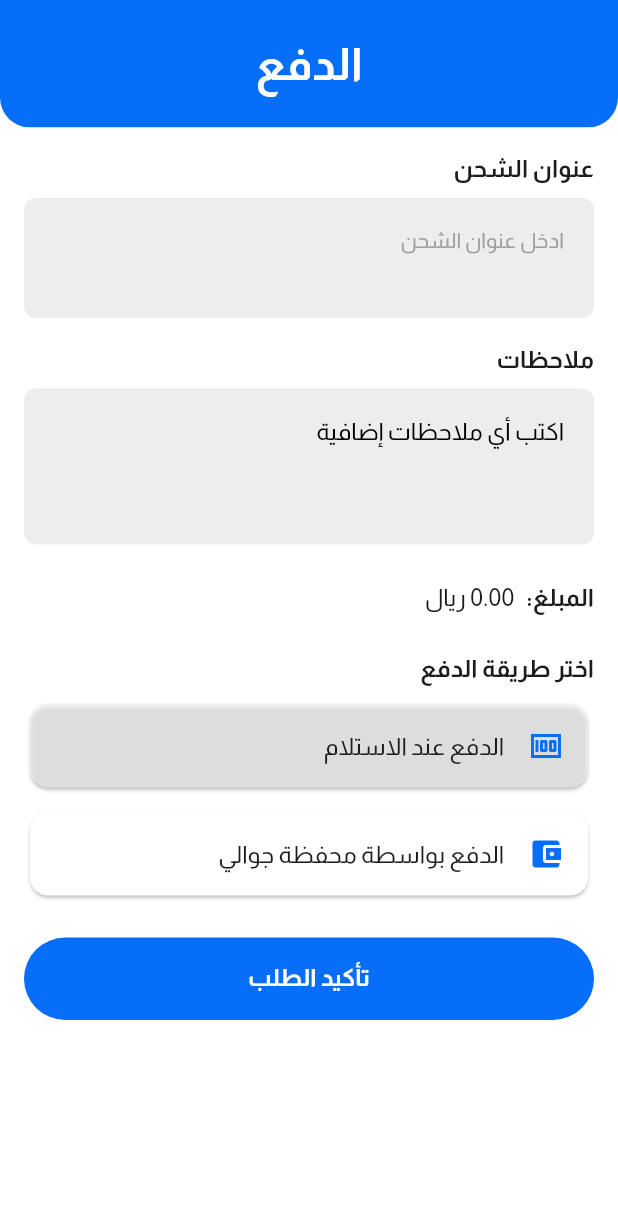
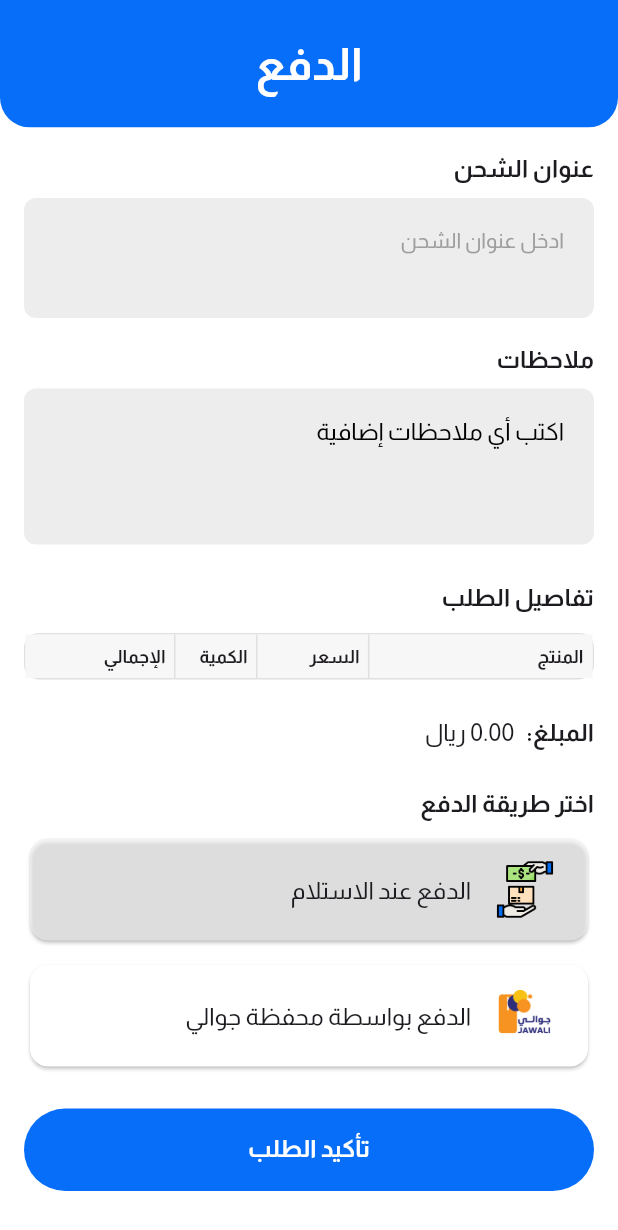
Before and after one commit to E-commerce-CS22/Flutter-app, a Flutter app: the PaymentPage screen opened directly with empty values, on a phone screen of 412 x 824 dp. Shown: the top 1230 px of the screen. Run offline on Flutter 3.47's test engine with Material 3 defaults, Android fonts, the phone set to English and light mode, and no system bars; our stand-ins replace bloc, connectivity_plus, curved_navigation_bar, dartz, dash_chat_2, dio and 10 more; accounts and stored records are empty; network calls fail; project files that could hold a hidden picture were left out.

Commit message:
Payment Bill>

```diff
--- a/lib/core/constants/api_urls.dart
+++ b/lib/core/constants/api_urls.dart
@@ -2,7 +2,7 @@ class ApiUrls {
 
 
   static const baseURL = "http://192.168.1.9:8000/";
-  // static const baseURL = "http://10.0.2.2:8000/";
+  // static const baseURL = "http://192.168.1.104:8000/";
   static const register = baseURL + 'api/customer/register';
   static const login = baseURL + 'api/login';
   static const logout = baseURL + 'api/customer/logout';
--- a/lib/features/payment/presentaion/pages/payment_page.dart
+++ b/lib/features/payment/presentaion/pages/payment_page.dart
@@ -12,6 +12,7 @@ import '../../../orders/presentation/blocs/create_order_bloc/create_order_cubit.
 class PaymentPage extends StatefulWidget {
   final double total;
   final List<CartItemEntity> items;
+
 
   const PaymentPage({
     super.key,
@@ -70,6 +71,8 @@ class _PaymentPageState extends State<PaymentPage> {
               ShippingAddressField(controller: _addressController),
               const SizedBox(height: 16),
               NotesField(controller: _notesController),
+              const SizedBox(height: 24),
+              InvoiceTable(items: widget.items),
               const SizedBox(height: 24),
               AmountSummary(total: widget.total,),
               const SizedBox(height: 24),
@@ -194,15 +197,128 @@ class AmountSummary extends StatelessWidget {
   }
 }
 
+class InvoiceTable extends StatelessWidget {
+  final List<CartItemEntity> items;
+
+  const InvoiceTable({super.key, required this.items});
+
+  @override
+  Widget build(BuildContext context) {
+    const TextStyle headerStyle = TextStyle(
+      fontWeight: FontWeight.bold,
+      fontSize: 12,
+    );
+    const TextStyle cellStyle = TextStyle(
+      fontSize: 11,
+    );
+
+    return Column(
+      crossAxisAlignment: CrossAxisAlignment.start,
+      children: [
+        const Text(
+          'تفاصيل الطلب',
+          style: TextStyle(fontSize: 16, fontWeight: FontWeight.bold),
+        ),
+        const SizedBox(height: 12),
+        Container(
+          decoration: BoxDecoration(
+            border: Border.all(color: Colors.grey.shade300),
+            borderRadius: BorderRadius.circular(10),
+          ),
+          child: Table(
+            border: TableBorder.symmetric(
+              inside: BorderSide(color: Colors.grey.shade300),
+            ),
+            columnWidths: const {
+              0: FlexColumnWidth(3),
+              1: FlexColumnWidth(1.5),
+              2: FlexColumnWidth(1.1),
+              3: FlexColumnWidth(2),
+            },
+            children: [
+              // Header Row
+              const TableRow(
+                decoration: BoxDecoration(color: Color(0xfff7f7f7)),
+                children: [
+                  Padding(
+                    padding: EdgeInsets.all(6.0),
+                    child: Text('المنتج', style: headerStyle, maxLines: 1, overflow: TextOverflow.ellipsis),
+                  ),
+                  Padding(
+                    padding: EdgeInsets.all(6.0),
+                    child: Text('السعر', style: headerStyle, maxLines: 1, overflow: TextOverflow.ellipsis),
+                  ),
+                  Padding(
+                    padding: EdgeInsets.all(6.0),
+                    child: Text('الكمية', style: headerStyle, maxLines: 1, overflow: TextOverflow.ellipsis),
+                  ),
+                  Padding(
+                    padding: EdgeInsets.all(6.0),
+                    child: Text('الإجمالي', style: headerStyle, maxLines: 1, overflow: TextOverflow.ellipsis),
+                  ),
+                ],
+              ),
+              // Data Rows
+              ...items.map(
+                    (item) => TableRow(
+                  children: [
+                    Padding(
+                      padding: const EdgeInsets.all(6.0),
+                      child: Text(
+                        item.name,
+                        style: cellStyle,
+                        maxLines: 1,
+                        overflow: TextOverflow.ellipsis,
+                      ),
+                    ),
+                    Padding(
+                      padding: const EdgeInsets.all(6.0),
+                      child: Text(
+                        '${item.price}',
+                        style: cellStyle,
+                        maxLines: 1,
+                        overflow: TextOverflow.ellipsis,
+                      ),
+                    ),
+                    Padding(
+                      padding: const EdgeInsets.all(6.0),
+                      child: Text(
+                        '${item.quantity}',
+                        style: cellStyle,
+                        maxLines: 1,
+                        overflow: TextOverflow.ellipsis,
+                      ),
+                    ),
+                    Padding(
+                      padding: const EdgeInsets.all(6.0),
+                      child: Text(
+                        '${item.price * item.quantity}',
+                        style: cellStyle,
+                        maxLines: 1,
+                        overflow: TextOverflow.ellipsis,
+                      ),
+                    ),
+                  ],
+                ),
+              ),
+            ],
+          ),
+        ),
+      ],
+    );
+  }
+}
+
+
 class PaymentMethodCard extends StatelessWidget {
-  final IconData icon;
+  final String imagePath; // المسار للصورة
   final String text;
   final bool isSelected;
   final VoidCallback onTap;
 
   const PaymentMethodCard({
     Key? key,
-    required this.icon,
+    required this.imagePath,
     required this.text,
     required this.isSelected,
     required this.onTap,
@@ -217,9 +333,17 @@ class PaymentMethodCard extends StatelessWidget {
         shape: RoundedRectangleBorder(
           borderRadius: BorderRadius.circular(12),
         ),
-        child: ListTile(
-          leading: Icon(icon, color: AppColors.primary),
-          title: Text(text),
+        child: Padding(
+          padding: const EdgeInsets.all(6.0),
+          child: ListTile(
+            leading: Image.asset(
+              imagePath,
+              width: 40,
+              height: 40,
+              fit: BoxFit.contain,
+            ),
+            title: Text(text),
+          ),
         ),
       ),
     );
@@ -245,14 +369,14 @@ class PaymentMethodsSection extends StatelessWidget {
             style: TextStyle(fontSize: 16, fontWeight: FontWeight.bold)),
         const SizedBox(height: 8),
         PaymentMethodCard(
-          icon: Icons.money,
+          imagePath: 'assets/images/cash.png', // استبدل بالمسار الصحيح
           text: 'الدفع عند الاستلام',
           isSelected: selectedMethod == 'cash_on_delivery',
           onTap: () => onSelect('cash_on_delivery'),
         ),
         const SizedBox(height: 8),
         PaymentMethodCard(
-          icon: Icons.account_balance_wallet,
+          imagePath: 'assets/images/jawali.png', // استبدل بالمسار الصحيح
           text: 'الدفع بواسطة محفظة جوالي',
           isSelected: selectedMethod == 'jawali_wallet',
           onTap: () => onSelect('jawali_wallet'),
```
Also changed, not shown: lib/features/products/domain/entities/attribute_entity.dart (added, +9 -0 lines), assets/images/cash.png (added), assets/images/jawali.png (added).
